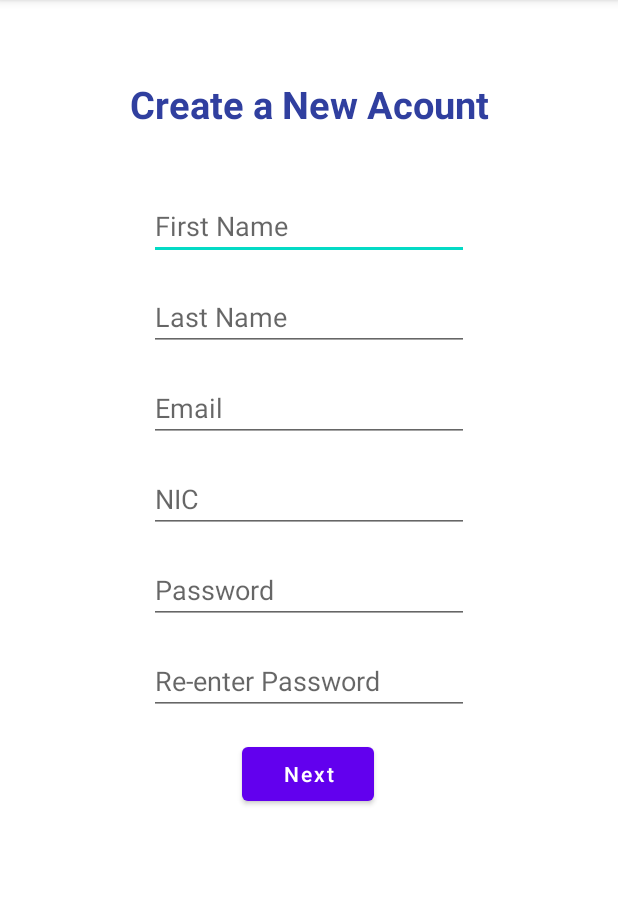
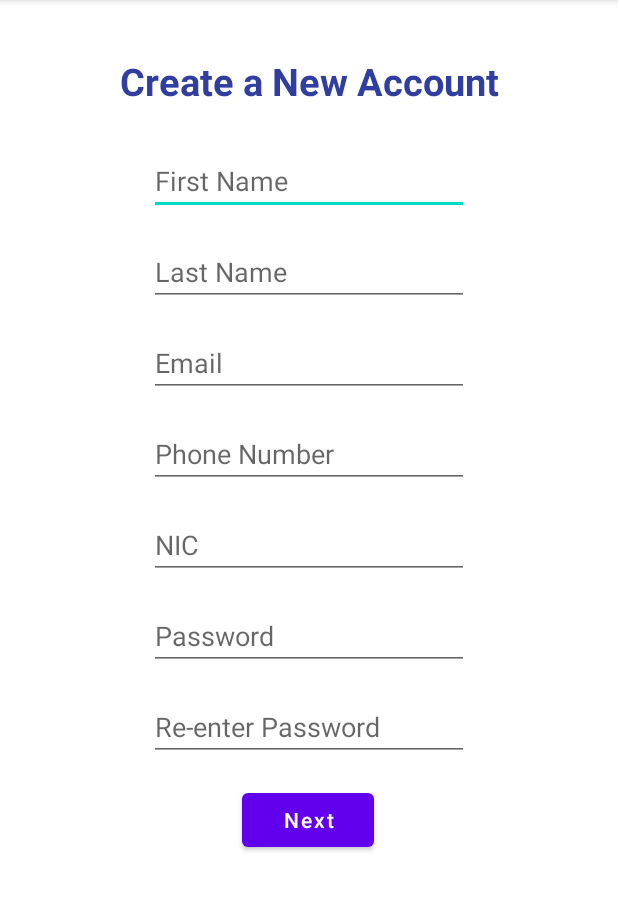
Before and after one commit to shayanmalinda/Effective-identification-of-Nitrogen-Fertilizer-demand-for-Paddy-Cultivation-using-UAVs, an Android app: the RegisterActivity screen opened directly, with no data from a screen before it, on a phone screen of 412 x 824 dp, the part 84-995 px from its top. Run offline under Robolectric (Android 15) with nearby library versions, the phone set to English and light mode, and no system bars.

Commit message:
register2 activity extended

```diff
--- a/Android/app/src/main/res/layout/activity_register.xml
+++ b/Android/app/src/main/res/layout/activity_register.xml
@@ -12,7 +12,7 @@
             android:layout_height="wrap_content"
             android:layout_marginTop="80dp"
             android:layout_marginBottom="70dp"
-            android:text="Create a New Acount"
+            android:text="Create a New Account"
             android:textColor="#303F9F"
             android:textSize="25sp"
             android:textStyle="bold"
@@ -57,11 +57,23 @@
             android:layout_marginTop="15dp"
             android:hint="Email"
             android:inputType="textEmailAddress"
-            app:layout_constraintBottom_toTopOf="@+id/nic"
+            app:layout_constraintBottom_toTopOf="@+id/phoneNumber"
             app:layout_constraintEnd_toEndOf="parent"
             app:layout_constraintStart_toStartOf="parent"
             app:layout_constraintTop_toBottomOf="@+id/lastName" />
 
+        <EditText
+            android:id="@+id/phoneNumber"
+            android:layout_width="wrap_content"
+            android:layout_height="wrap_content"
+            android:ems="10"
+            android:layout_marginTop="15dp"
+            android:hint="Phone Number"
+            android:inputType="phone"
+            app:layout_constraintBottom_toTopOf="@+id/nic"
+            app:layout_constraintEnd_toEndOf="parent"
+            app:layout_constraintStart_toStartOf="parent"
+            app:layout_constraintTop_toBottomOf="@+id/emailAddress" />
 
         <EditText
             android:id="@+id/nic"
@@ -74,7 +86,7 @@
             app:layout_constraintBottom_toTopOf="@id/password"
             app:layout_constraintEnd_toEndOf="parent"
             app:layout_constraintStart_toStartOf="parent"
-            app:layout_constraintTop_toBottomOf="@id/emailAddress"
+            app:layout_constraintTop_toBottomOf="@id/phoneNumber"
             app:layout_constraintVertical_bias="0.13" />
 
 
```
Also changed, not shown: Android/app/src/debug/res/raw/admin_divisions.json (added, +33 -0 lines), Android/app/src/main/java/com/example/smart_rice_care/Register2Activity.java (+68 -2 lines), Android/app/src/main/res/layout/activity_register2.xml (+15 -4 lines).
